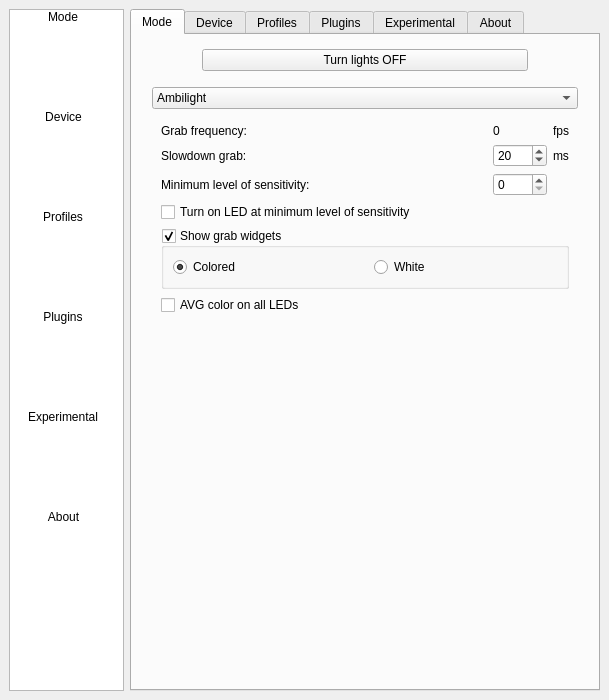
Qt form Software/src/SettingsWindow.ui (Atarity/Lightpack) before a commit.
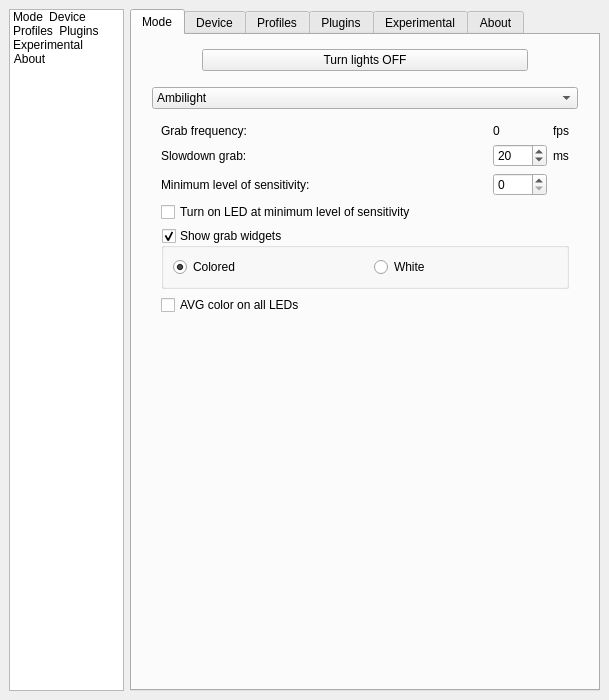
The same form after that commit. Icons and pictures are not drawn. Custom widgets are drawn as their Qt base class.

Commit message: ListWidget layout fixed

Diff of the .ui file:
```diff
--- a/Software/src/SettingsWindow.ui
+++ b/Software/src/SettingsWindow.ui
@@ -87,9 +87,6 @@
       <property name="showDropIndicator" stdset="0">
        <bool>false</bool>
       </property>
-      <property name="alternatingRowColors">
-       <bool>false</bool>
-      </property>
       <property name="iconSize">
        <size>
         <width>64</width>
@@ -111,11 +108,11 @@
       <property name="isWrapping" stdset="0">
        <bool>true</bool>
       </property>
-      <property name="gridSize">
-       <size>
-        <width>107</width>
-        <height>100</height>
-       </size>
+      <property name="layoutMode">
+       <enum>QListView::SinglePass</enum>
+      </property>
+      <property name="spacing">
+       <number>20</number>
       </property>
       <property name="viewMode">
        <enum>QListView::IconMode</enum>
```
Left out of the diff: 6 changed lines with no effect on the pictures. The commit also changes 6 other files.
